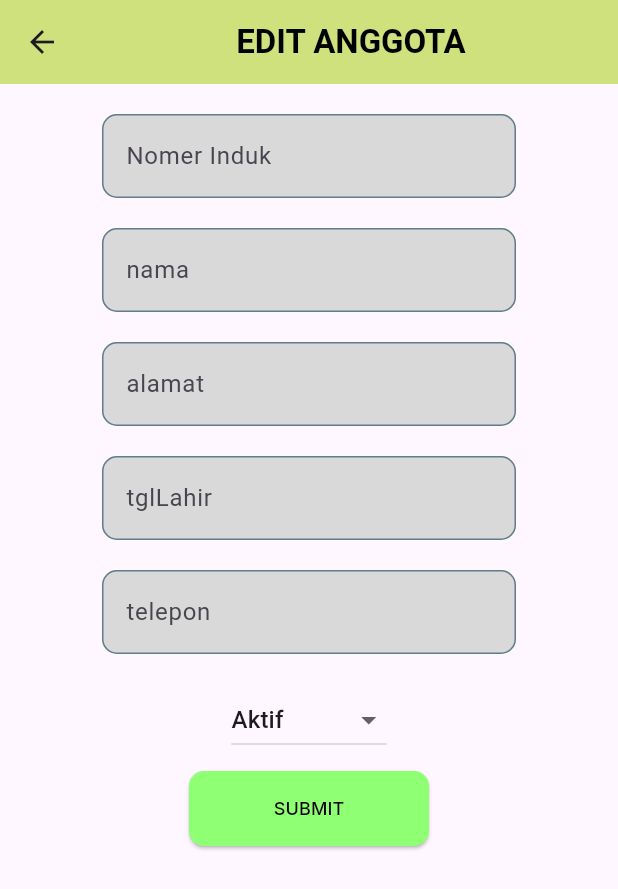
After one commit to tejabaskara/Practice_aplication, a Flutter app: the createAnggotaPage screen opened by its route, after a tap on "SUBMIT", on a phone screen of 412 x 824 dp. The commit adds this screen. Shown: the top 889 px of the screen. Run offline on Flutter 3.47's test engine with Material 3 defaults, Android fonts, the phone set to English and light mode, and no system bars; our stand-ins replace dio, get_storage, google_fonts; accounts and stored records are empty; network calls fail.

Commit message:
adding feature for delete and create anggota

```diff
--- a/lib/dataSource/api.dart
+++ b/lib/dataSource/api.dart
@@ -126,6 +126,38 @@ void getEditAnggotaDetail(context, id) async {
   }
 }
 
+void createAnggota(context, nomer_induk, telepon, status_aktif, nama, alamat,
+    tgl_lahir) async {
+  print('createAnggota');
+  print('nomer_induk: ${nomer_induk}');
+  print('telepon: ${telepon}');
+  print('status_aktif: ${status_aktif}');
+  print('nama: ${nama}');
+  print('alamat: ${alamat}');
+  print('tgl_lahir: ${tgl_lahir}');
+  try {
+    final _response = await _dio.post(
+      '${_apiUrl}/anggota',
+      data: {
+        'nomor_induk': nomer_induk,
+        'nama': nama,
+        'alamat': alamat,
+        'tgl_lahir': tgl_lahir,
+        'telepon': telepon,
+        'status_aktif': status_aktif,
+      },
+      options: Options(
+        headers: {'Authorization': 'Bearer ${_storage.read('token')}'},
+      ),
+    );
+    print(_response.data);
+    Navigator.pop(context);
+    Navigator.pushReplacementNamed(context, '/anggota');
+  } on DioException catch (e) {
+    print('${e.response} - ${e.response?.statusCode}');
+  }
+}
+
 void editAnggota(context, id, nomer_induk, telepon, status_aktif, nama, alamat,
     tgl_lahir) async {
   print('editAnggota');
@@ -159,6 +191,22 @@ void editAnggota(context, id, nomer_induk, telepon, status_aktif, nama, alamat,
   }
 }
 
+void deleteUser(context, id) async {
+  try {
+    final _response = await _dio.delete(
+      '${_apiUrl}/anggota/${id}',
+      options: Options(
+        headers: {'Authorization': 'Bearer ${_storage.read('token')}'},
+      ),
+    );
+    print(_response.data);
+    Navigator.pop(context);
+    Navigator.pushReplacementNamed(context, '/anggota');
+  } on DioException catch (e) {
+    print('${e.response} - ${e.response?.statusCode}');
+  }
+}
+
 void logoutUser(context) async {
   try {
     final _response = await _dio.get(
--- a/lib/main.dart
+++ b/lib/main.dart
@@ -6,6 +6,7 @@ import 'package:tugas_login/screen/login.dart';
 import 'package:tugas_login/screen/profile.dart';
 import 'package:tugas_login/screen/register.dart';
 import 'package:tugas_login/screen/editAnggota.dart';
+import 'package:tugas_login/screen/createAnggota.dart';
 import 'package:get_storage/get_storage.dart';
 
 Future<void> main() async {
@@ -27,6 +28,7 @@ class MyApp extends StatelessWidget {
         '/profile': (context) => const profilePage(),
         '/anggota': (context) => anggotaPage(),
         '/editAnggota': (context) => editAnggotaPage(),
+        '/createAnggota': (context) => createAnggotaPage(),
       },
       initialRoute: '/',
       // home: page1(),
--- a/lib/screen/anggota.dart
+++ b/lib/screen/anggota.dart
@@ -14,6 +14,14 @@ class anggotaPage extends StatelessWidget {
                 style: TextStyle(
                     color: Colors.black, fontWeight: FontWeight.bold))),
         backgroundColor: const Color(0xffcfe17c),
+        actions: [
+          IconButton(
+            icon: Icon(Icons.add),
+            onPressed: () {
+              Navigator.pushNamed(context, '/createAnggota');
+            },
+          ),
+        ],
       ),
       body: FutureBuilder(
         future: getAnggota(),
@@ -62,7 +70,8 @@ class anggotaPage extends StatelessWidget {
                               getEditAnggotaDetail(
                                   context, _storage.read('id_${index + 1}'));
                             } else if (value == 'Delete') {
-                              print('Delete');
+                              deleteUser(
+                                  context, _storage.read('id_${index + 1}'));
                             } else if (value == 'Detail') {
                               showDialog(
                                 context: context,
--- /dev/null
+++ b/lib/screen/createAnggota.dart
@@ -0,0 +1,163 @@
+import 'package:flutter/material.dart';
+import 'package:google_fonts/google_fonts.dart';
+import 'package:tugas_login/dataSource/api.dart';
+import 'package:get_storage/get_storage.dart';
+
+class createAnggotaPage extends StatefulWidget {
+  const createAnggotaPage({super.key});
+
+  @override
+  State<createAnggotaPage> createState() => _registerPageState();
+}
+
+class _registerPageState extends State<createAnggotaPage> {
+  final _storage = GetStorage();
+
+  final nomerIndukController = TextEditingController();
+  final namaController = TextEditingController();
+  final alamatController = TextEditingController();
+  final tglLahirController = TextEditingController();
+  final teleponController = TextEditingController();
+  int status_aktif = 1;
+
+  bool isVisible = false;
+  bool isVisibleConfirm = false;
+
+  void dispose() {
+    nomerIndukController.dispose();
+    namaController.dispose();
+    alamatController.dispose();
+    tglLahirController.dispose();
+    teleponController.dispose();
+    super.dispose();
+  }
+
+  @override
+  Widget build(BuildContext context) {
+    return Scaffold(
+        appBar: AppBar(
+          title: const Center(
+              child: Text("EDIT ANGGOTA",
+                  style: TextStyle(
+                      color: Colors.black, fontWeight: FontWeight.bold))),
+          backgroundColor: const Color(0xffcfe17c),
+        ),
+        body: ListView(children: [
+          Column(children: [
+            Padding(
+                padding: EdgeInsets.only(top: 20),
+                child: Center(
+                    child: SizedBox(
+                        width: 276,
+                        child: TextField(
+                          controller: nomerIndukController,
+                          keyboardType: TextInputType.number,
+                          decoration: InputDecoration(
+                            border: OutlineInputBorder(),
+                            labelText: 'Nomer Induk',
+                            fillColor: Color(0xffD9D9D9),
+                            filled: true,
+                            enabledBorder: OutlineInputBorder(
+                              borderRadius: BorderRadius.circular(10),
+                              borderSide:
+                                  BorderSide(color: Colors.blueGrey, width: 1),
+                            ),
+                            focusedBorder: OutlineInputBorder(
+                              borderRadius: BorderRadius.circular(10),
+                              borderSide:
+                                  BorderSide(color: Colors.red, width: 1),
+                            ),
+                          ),
+                          onChanged: (value) {
+                            print(nomerIndukController.text);
+                          },
+                        )))),
+            formInput('nama', namaController),
+            formInput('alamat', alamatController),
+            formInput('tglLahir', tglLahirController),
+            formInput('telepon', teleponController),
+            Padding(
+              padding: EdgeInsets.only(top: 20),
+              child: DropdownButton<int>(
+                value: status_aktif,
+                items: [
+                  DropdownMenuItem<int>(
+                    child: Text("Aktif"),
+                    value: 1,
+                  ),
+                  DropdownMenuItem<int>(
+                    child: Text("Tidak Aktif"),
+                    value: 0,
+                  ),
+                ],
+                onChanged: (int? value) {
+                  if (value != null) {
+                    setState(() {
+                      status_aktif = value;
+                    });
+                  }
+                },
+              ),
+            ),
+            Padding(
+                padding: EdgeInsets.only(top: 10, bottom: 50),
+                child: ElevatedButton(
+                  onPressed: () {
+                    createAnggota(
+                        context,
+                        int.parse(nomerIndukController.text),
+                        teleponController.text,
+                        status_aktif,
+                        namaController.text,
+                        alamatController.text,
+                        tglLahirController.text);
+                  },
+                  child: Text(
+                    "SUBMIT",
+                    style: GoogleFonts.inter(
+                      textStyle: TextStyle(
+                        color: Colors.black,
+                        fontSize: 12,
+                      ),
+                    ),
+                  ),
+                  style: ElevatedButton.styleFrom(
+                      minimumSize: Size(160, 50),
+                      shape: RoundedRectangleBorder(
+                        borderRadius: BorderRadius.circular(10),
+                      ),
+                      backgroundColor: Color(0xff8FFF74),
+                      foregroundColor: Colors.black),
+                ))
+          ])
+        ]));
+  }
+}
+
+Widget formInput(String label, TextEditingController controller) {
+  return Padding(
+      padding: EdgeInsets.only(top: 20),
+      child: Center(
+          child: SizedBox(
+              width: 276,
+              child: TextField(
+                controller: controller,
+                decoration: InputDecoration(
+                  border: OutlineInputBorder(),
+                  labelText: label,
+                  fillColor: Color(0xffD9D9D9),
+                  filled: true,
+                  enabledBorder: OutlineInputBorder(
+                    borderRadius: BorderRadius.circular(10),
+                    borderSide: BorderSide(color: Colors.blueGrey, width: 1),
+                  ),
+                  focusedBorder: OutlineInputBorder(
+                    borderRadius: BorderRadius.circular(10),
+                    borderSide: BorderSide(color: Colors.red, width: 1),
+                  ),
+                ),
+                onChanged: (value) {
+                  print(controller.text);
+                },
+              ))));
+}
```
